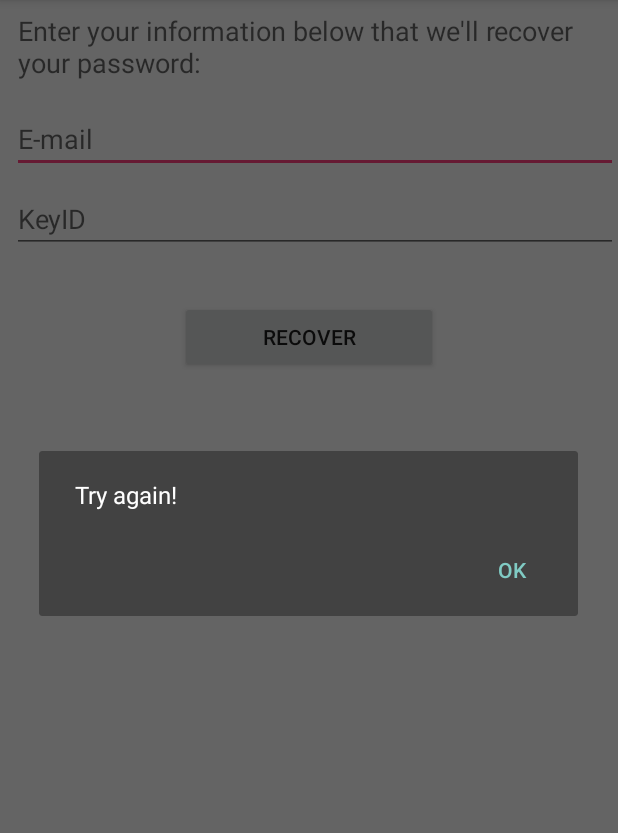
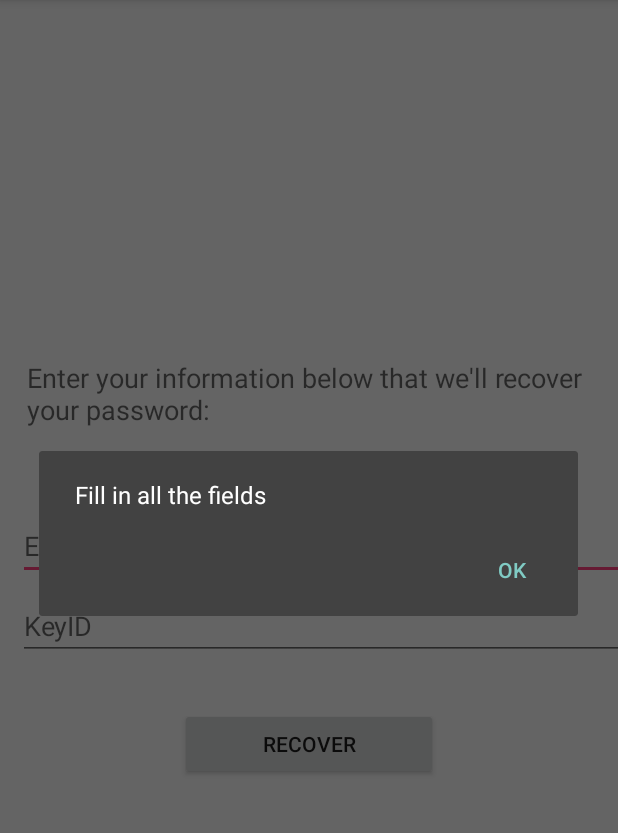
Before and after one commit to wMeloFernandes/NodeApp, an Android app: the RecoverPassword screen opened directly, with no data from a screen before it, after a tap on "RECOVER", on a phone screen of 412 x 824 dp, the part 84-917 px from its top. Run offline under Robolectric (Android 15) with nearby library versions, the phone set to English and light mode, and no system bars.

Commit message:
Update RecoverPassword Activity

```diff
--- a/app/src/main/java/com/example/wmell/app/login/RecoverPassword.java
+++ b/app/src/main/java/com/example/wmell/app/login/RecoverPassword.java
@@ -30,7 +30,12 @@ public class RecoverPassword extends AppCompatActivity implements ServerCallback
     private String mUserID;
     private String mEmail;
     private String mPassword;
-    private boolean mResult;
+    private EditText editTextEmail;
+    private EditText editTextKeyID;
+    private EditText editTextPassword;
+    private Button buttonRecover;
+    private Button buttonNewPassword;
+
 
     @Override
     protected void onCreate(Bundle savedInstanceState) {
@@ -38,11 +43,11 @@ public class RecoverPassword extends AppCompatActivity implements ServerCallback
         setContentView(R.layout.activity_recover_password);
 
 
-        final EditText editTextEmail = findViewById(R.id.editTextRecoverEmail);
-        final EditText editTextKeyID = findViewById(R.id.editTextRecoverKeyID);
-        final EditText editTextPassword = findViewById(R.id.editTextRecoverPassword);
-        final Button buttonRecover = findViewById(R.id.recover_button);
-        final Button buttonNewPassword = findViewById(R.id.save_new_password_button);
+        editTextEmail = findViewById(R.id.editTextRecoverEmail);
+        editTextKeyID = findViewById(R.id.editTextRecoverKeyID);
+        editTextPassword = findViewById(R.id.editTextRecoverPassword);
+        buttonRecover = findViewById(R.id.recover_button);
+        buttonNewPassword = findViewById(R.id.save_new_password_button);
 
 
         buttonRecover.setOnClickListener(new View.OnClickListener() {
@@ -61,7 +66,7 @@ public class RecoverPassword extends AppCompatActivity implements ServerCallback
                         @Override
                         public void onSuccess(Response response) {
                             if (Integer.valueOf(response.getStatus()) == 200) {
-                                mResult = true;
+                                enableUpdatePasswordLayout();
                             } else {
                                 Toast.makeText(RecoverPassword.this, "There is a problem with your account. Contact the administrator!", Toast.LENGTH_SHORT).show();
                             }
@@ -69,22 +74,12 @@ public class RecoverPassword extends AppCompatActivity implements ServerCallback
 
                         @Override
                         public void onFail(Throwable throwable) {
-
+                            Toast.makeText(RecoverPassword.this, "There is a problem with your account. Contact the administrator!", Toast.LENGTH_SHORT).show();
                         }
                     });
                 } else {
-                    mResult = false;
-                }
-
-                if (mResult) {
-                    editTextEmail.setFocusable(false);
-                    editTextKeyID.setFocusable(false);
-                    editTextPassword.setVisibility(View.VISIBLE);
-                    buttonNewPassword.setVisibility(View.VISIBLE);
-                    buttonRecover.setVisibility(View.GONE);
-                } else {
                     AlertDialog.Builder builder = new AlertDialog.Builder(new ContextThemeWrapper(RecoverPassword.this, R.style.Theme_AppCompat));
-                    builder.setMessage(getString(R.string.try_again_alert));
+                    builder.setMessage(getString(R.string.fill_empty_fields));
                     builder.setPositiveButton(getString(R.string.ok_dialog_alert_text), new DialogInterface.OnClickListener() {
                         @Override
                         public void onClick(DialogInterface dialogInterface, int i) {
@@ -93,6 +88,8 @@ public class RecoverPassword extends AppCompatActivity implements ServerCallback
                     });
                     builder.show();
                 }
+
+
             }
         });
 
@@ -191,4 +188,13 @@ public class RecoverPassword extends AppCompatActivity implements ServerCallback
             }
         });
     }
+
+    public void enableUpdatePasswordLayout() {
+        Toast.makeText(this, "Enter the new password!", Toast.LENGTH_SHORT).show();
+        editTextEmail.setFocusable(false);
+        editTextKeyID.setFocusable(false);
+        editTextPassword.setVisibility(View.VISIBLE);
+        buttonNewPassword.setVisibility(View.VISIBLE);
+        buttonRecover.setVisibility(View.GONE);
+    }
 }
--- a/app/src/main/java/com/example/wmell/app/main/MainScreen.java
+++ b/app/src/main/java/com/example/wmell/app/main/MainScreen.java
@@ -179,6 +179,7 @@ public class MainScreen extends AppCompatActivity
                     mGatesDAO = gates;
                     mGateAdapter = new GatesAdapter(getApplicationContext(), mGatesDAO);
                     mRecyclerViewData.setAdapter(mGateAdapter);
+                    Toast.makeText(MainScreen.this, "Gates list updated!", Toast.LENGTH_LONG).show();
                 }
 
                 @Override
--- a/app/src/main/res/layout/activity_recover_password.xml
+++ b/app/src/main/res/layout/activity_recover_password.xml
@@ -3,6 +3,7 @@
     xmlns:tools="http://schemas.android.com/tools"
     android:layout_width="match_parent"
     android:layout_height="match_parent"
+    android:gravity="center"
     android:orientation="vertical"
     tools:context="com.example.wmell.app.login.RecoverPassword">
 
@@ -23,6 +24,7 @@
         android:layout_height="wrap_content"
         android:layout_marginBottom="8dp"
         android:layout_marginLeft="8dp"
+        android:layout_marginTop="40dp"
         android:hint="E-mail"
         android:inputType="textEmailAddress" />
 
```
